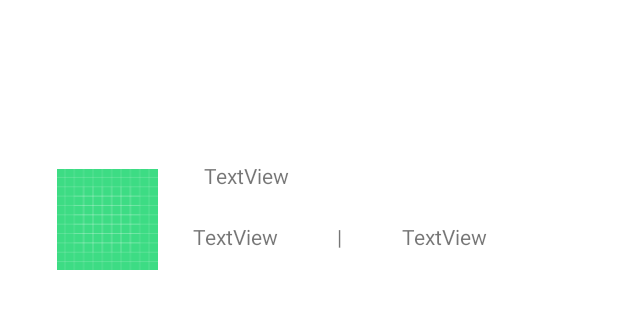
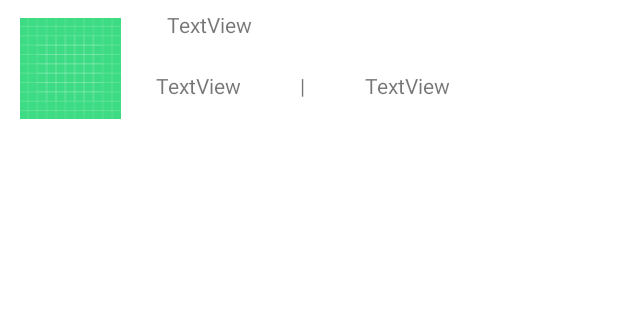
Before and after one commit to sathaya24/picReminder, an Android app: the layout list_view_layout.xml on its own in the app's theme, with its tools: preview values and no code run, on a phone screen of 412 x 824 dp. Shown: the top 309 px of the screen. Run offline under Robolectric (Android 15) with nearby library versions, the phone set to English and light mode, and no system bars.

```diff
--- a/app/src/main/res/layout/list_view_layout.xml
+++ b/app/src/main/res/layout/list_view_layout.xml
@@ -8,15 +8,7 @@
 
     <androidx.constraintlayout.widget.ConstraintLayout
         android:layout_width="363dp"
-        android:layout_height="91dp"
-        android:layout_marginStart="24dp"
-        android:layout_marginTop="54dp"
-        android:layout_marginEnd="24dp"
-        android:layout_marginBottom="586dp"
-        app:layout_constraintBottom_toBottomOf="parent"
-        app:layout_constraintEnd_toEndOf="parent"
-        app:layout_constraintStart_toStartOf="parent"
-        app:layout_constraintTop_toTopOf="parent">
+        android:layout_height="91dp">
 
         <ImageView
             android:id="@+id/imageItem"
```
Also changed, not shown: app/src/main/java/ch/tha/picturereminder/MainActivity.java (+11 -17 lines), app/src/main/java/ch/tha/picturereminder/Reminder.java (+4 -9 lines), app/src/main/java/ch/tha/picturereminder/ReminderListAdapter.java (added, +47 -0 lines).
